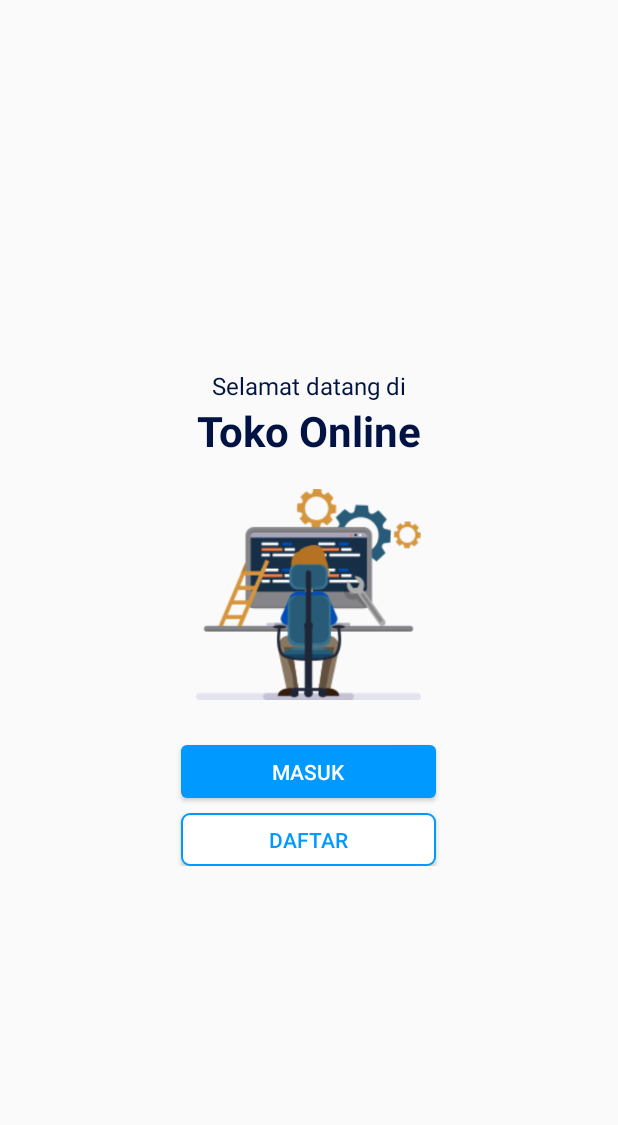
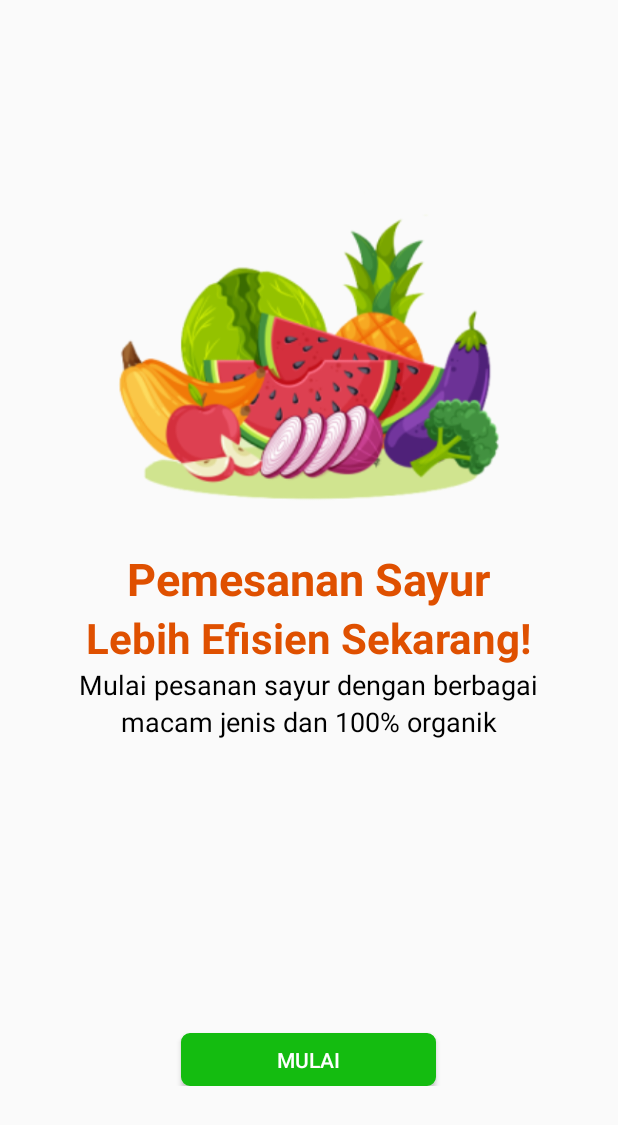
Before and after one commit to misskecupbung/VeganStoreAndroid, an Android app: the MasukActivity screen opened directly, with no data from a screen before it, on a phone screen of 412 x 824 dp. Shown: the top 1125 px of the screen. Run offline under Robolectric (Android 15) with nearby library versions, the light colour scheme and no system bars.

Commit message:
edit splashscreen

```diff
--- a/app/src/main/java/com/inyongtisto/tokoonline/activity/MasukActivity.kt
+++ b/app/src/main/java/com/inyongtisto/tokoonline/activity/MasukActivity.kt
@@ -25,9 +25,6 @@ class MasukActivity : AppCompatActivity() {
             startActivity(Intent(this, LoginActivity::class.java))
         }
 
-        btn_register.setOnClickListener {
-            startActivity(Intent(this, RegisterActivity::class.java))
-        }
     }
 
 }
--- a/app/src/main/res/drawable/bg_btn_login2.xml
+++ b/app/src/main/res/drawable/bg_btn_login2.xml
@@ -3,8 +3,8 @@
     <item>
         <shape android:shape="rectangle">
             <corners android:radius="5dip" />
-            <stroke android:width="1dip" android:color="#0099FF" />
-            <gradient android:angle="-90" android:endColor="@color/white" android:startColor="@color/white" />
+            <stroke android:width="1dip" android:color="#14BC10" />
+            <gradient android:angle="-90" android:endColor="#14BC10" android:startColor="#14BC10" />
         </shape>
     </item>
 </selector>
--- a/app/src/main/res/layout/activity_masuk.xml
+++ b/app/src/main/res/layout/activity_masuk.xml
@@ -7,50 +7,68 @@
     tools:context=".activity.BaruActivity">
 
     <LinearLayout
-        android:orientation="vertical"
+        android:layout_width="match_parent"
+        android:layout_height="wrap_content"
+        android:layout_alignParentTop="true"
+        android:layout_centerHorizontal="true"
+        android:layout_marginTop="50dp"
         android:gravity="center"
-        android:layout_centerInParent="true"
-        android:layout_width="match_parent"
-        android:layout_height="wrap_content">
+        android:orientation="vertical">
+
+        <ImageView
+            android:layout_width="300dp"
+            android:layout_height="300dp"
+            android:layout_marginTop="15dp"
+            android:src="@drawable/gb_splash1" />
 
         <TextView
-            android:textColor="@color/colorPrimary"
-            android:textSize="16dp"
             android:layout_width="wrap_content"
             android:layout_height="wrap_content"
-            android:text="Selamat datang di"/>
+            android:text="Pemesanan Sayur"
+            android:textColor="#DF5000"
+            android:textSize="30dp"
+            android:textStyle="bold" />
 
         <TextView
-            android:textColor="@color/colorPrimary"
-            android:textSize="28dp"
-            android:textStyle="bold"
             android:layout_width="wrap_content"
             android:layout_height="wrap_content"
-            android:text="Toko Online"/>
+            android:text="Lebih Efisien Sekarang!"
+            android:textColor="#DF5000"
+            android:textSize="28dp"
+            android:textStyle="bold" />
 
-        <ImageView
-            android:layout_marginTop="15dp"
-            android:layout_width="150dp"
-            android:layout_height="150dp"
-            android:src="@drawable/gbr_login"/>
+        <TextView
+            android:layout_width="wrap_content"
+            android:layout_height="wrap_content"
+            android:text="Mulai pesanan sayur dengan berbagai"
+            android:textColor="#000000"
+            android:textSize="18dp" />
+
+        <TextView
+            android:layout_width="wrap_content"
+            android:layout_height="wrap_content"
+            android:text="macam jenis dan 100% organik"
+            android:textColor="#000000"
+            android:textSize="18dp" />
+    </LinearLayout>
+    <LinearLayout
+        android:layout_width="match_parent"
+        android:layout_height="wrap_content"
+        android:layout_alignParentBottom="true"
+        android:layout_centerHorizontal="true"
+        android:layout_marginBottom="100dp"
+        android:gravity="center"
+        android:orientation="vertical">
 
         <Button
             android:id="@+id/btn_prosesLogin"
-            android:background="@drawable/bg_btn_login1"
-            android:layout_marginTop="25dp"
-            android:layout_width="170dp"
-            android:textColor="@color/white"
-            android:layout_height="35dp"
-            android:text="Masuk"/>
-
-        <Button
-            android:id="@+id/btn_register"
-            android:textColor="#0099FF"
+            android:textColor="#ffffff"
             android:background="@drawable/bg_btn_login2"
             android:layout_marginTop="10dp"
             android:layout_width="170dp"
             android:layout_height="35dp"
-            android:text="Daftar"/>
+            android:text="Mulai"/>
+
 
     </LinearLayout>
 
--- a/app/src/main/res/values/colors.xml
+++ b/app/src/main/res/values/colors.xml
@@ -7,9 +7,9 @@
     <color name="colorPrimarySoft">#204DBE</color>
 
     <color name="orange">#FF9800</color>
+    <color name="fab70a">#fab70a</color>
     <color name="white">#FFFFFF</color>
 
     <color name="dark">#121931</color>
     <color name="biru">#0099FF</color>
-
 </resources>
```
Also changed, not shown: app/src/main/res/drawable/gb_splash1.png (added), 3 other files.
